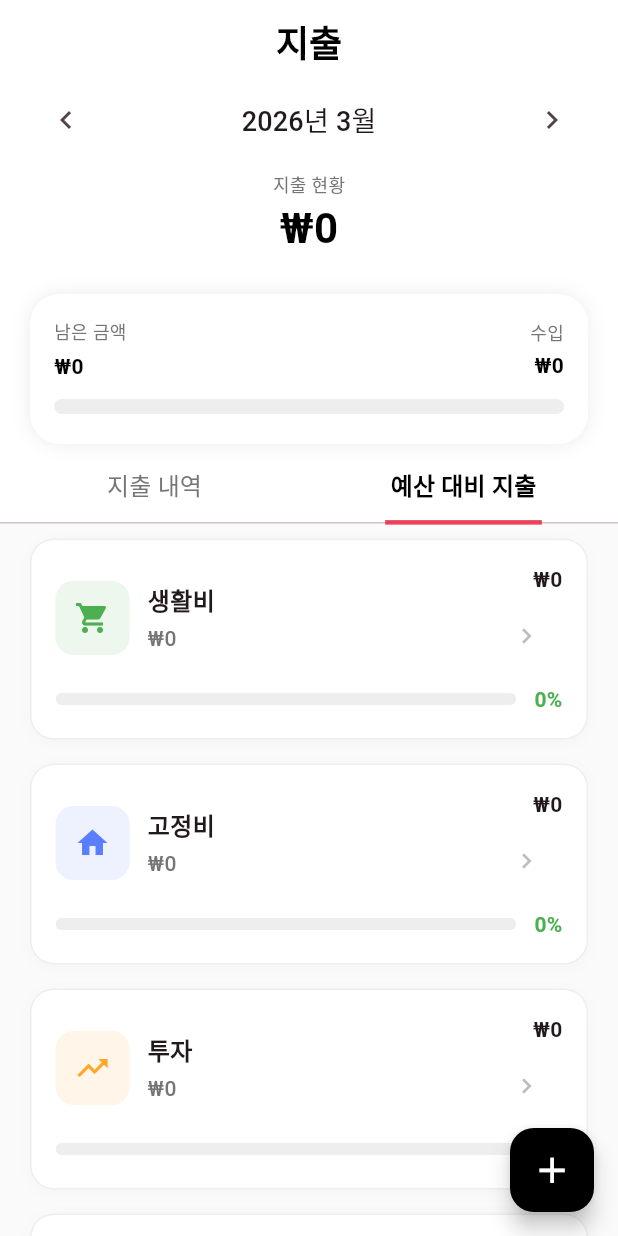
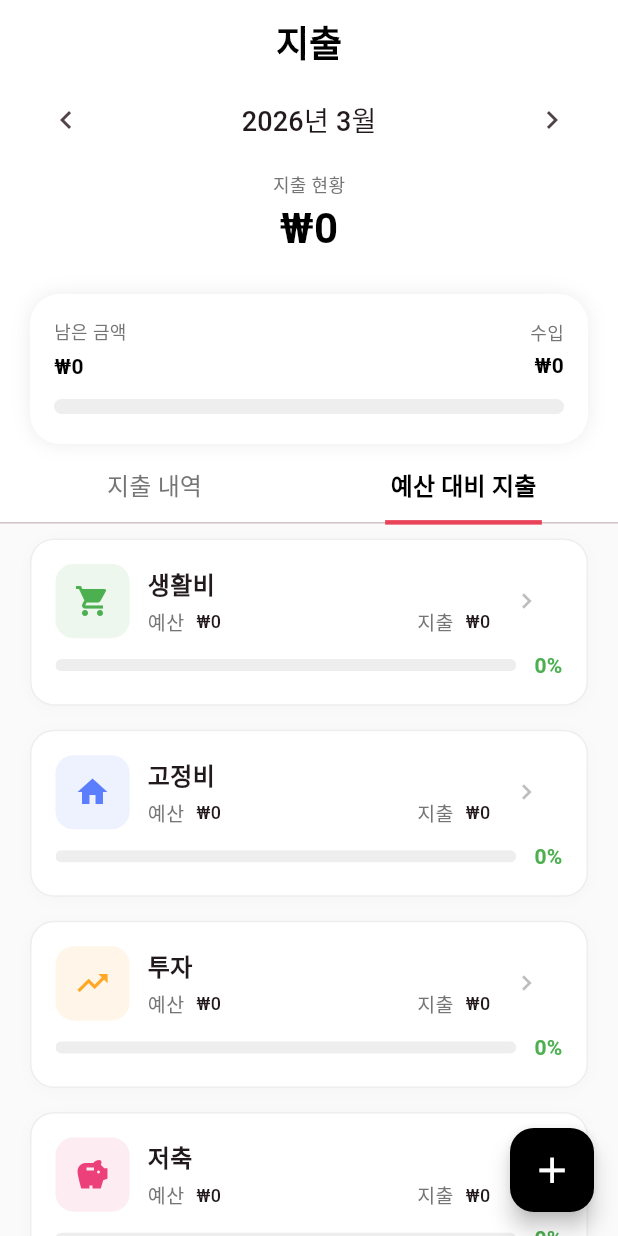
Before and after one commit to MiracleMoney/SYLSYM, a Flutter app: the SpendingScreen screen opened directly, tab 2 chosen, on a phone screen of 412 x 824 dp. Run offline on Flutter 3.47's test engine with Material 3 defaults, Android fonts, the phone set to English and light mode, and no system bars; our stand-ins replace cloud_firestore, device_preview, firebase_auth, firebase_core, firebase_crashlytics, google_fonts and 3 more; accounts and stored records are empty; Roboto replaces fonts that are missing (Gmarket_sans).

Commit message:
예산 화면은 완료. 지출화면 내 예산 화면 구상중

```diff
--- a/lib/features/spending/presentation/widgets/category_budget_widget.dart
+++ b/lib/features/spending/presentation/widgets/category_budget_widget.dart
@@ -137,30 +137,50 @@ class CategoryBudgetWidget extends StatelessWidget {
                           ),
                         ),
                         const SizedBox(height: 4),
+                        Row(
+                          children: [
                             Text(
-                          '₩${NumberFormat('#,###').format(actual.toInt())}',
+                              '예산',
                               style: TextStyle(
                                 fontFamily: 'Gmarket_sans',
                                 fontWeight: FontWeight.w500,
-                            fontSize: Sizes.size14,
+                                fontSize: Sizes.size12 + Sizes.size1,
                                 color: Colors.grey.shade600,
+                              ),
+                            ),
+                            const SizedBox(width: 8),
+                            Text(
+                              '₩${NumberFormat('#,###').format(budget.toInt())}',
+                              style: const TextStyle(
+                                fontFamily: 'Gmarket_sans',
+                                fontWeight: FontWeight.w500,
+                                fontSize: Sizes.size12,
+                              ),
+                            ),
+                            const Spacer(),
+                            Text(
+                              '지출',
+                              style: TextStyle(
+                                fontFamily: 'Gmarket_sans',
+                                fontWeight: FontWeight.w500,
+                                fontSize: Sizes.size12 + Sizes.size1,
+                                color: Colors.grey.shade600,
+                              ),
+                            ),
+                            const SizedBox(width: 8),
+                            Text(
+                              '₩${NumberFormat('#,###').format(actual.toInt())}',
+                              style: const TextStyle(
+                                fontFamily: 'Gmarket_sans',
+                                fontWeight: FontWeight.w500,
+                                fontSize: Sizes.size12,
                               ),
                             ),
                           ],
                         ),
-                  ),
-                  Column(
-                    crossAxisAlignment: CrossAxisAlignment.end,
-                    children: [
-                      Text(
-                        '₩${NumberFormat('#,###').format(budget.toInt())}',
-                        style: const TextStyle(
-                          fontFamily: 'Gmarket_sans',
-                          fontWeight: FontWeight.w700,
-                          fontSize: 14,
+                      ],
                     ),
                   ),
-                      const SizedBox(height: 4),
                   IconButton(
                     onPressed: () {
                       showDialog(
@@ -191,8 +211,6 @@ class CategoryBudgetWidget extends StatelessWidget {
                     splashRadius: 18,
                     constraints: const BoxConstraints(),
                     padding: EdgeInsets.zero,
-                      ),
-                    ],
                   ),
                 ],
               ),
```
Lines whose indentation alone changed are shown as unchanged.
